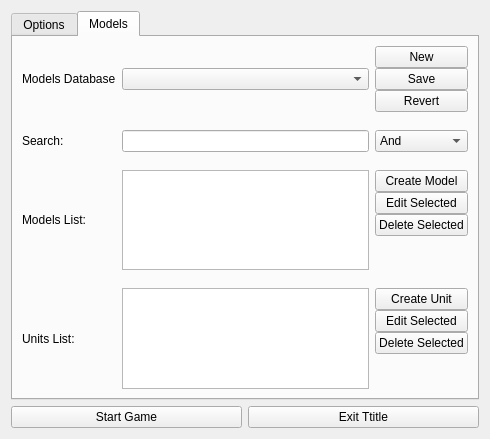
Old version of the form titles/Warmachine/ui/title_widget.ui in the repository madesjardins/AiWarmachine.
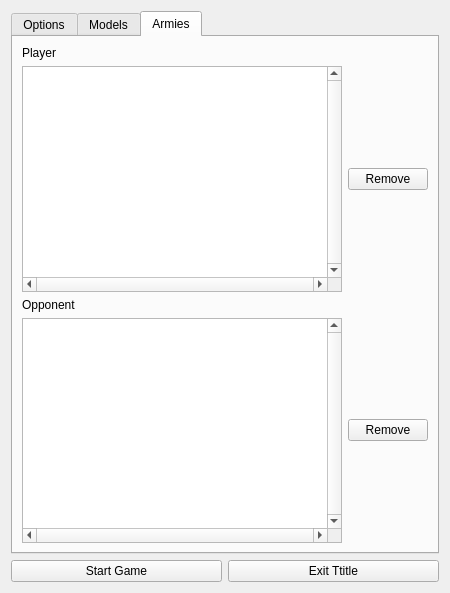
New version of the form. The open tabs and pages were chosen to show the change.

What changed in the file:
```diff
--- a/titles/Warmachine/ui/title_widget.ui
+++ b/titles/Warmachine/ui/title_widget.ui
@@ -6,8 +6,8 @@
    <rect>
     <x>0</x>
     <y>0</y>
-    <width>490</width>
-    <height>439</height>
+    <width>450</width>
+    <height>593</height>
    </rect>
   </property>
   <property name="windowTitle">
@@ -308,6 +308,111 @@
        </item>
       </layout>
      </widget>
+     <widget class="QWidget" name="tab_armies">
+      <attribute name="title">
+       <string>Armies</string>
+      </attribute>
+      <layout class="QGridLayout" name="gridLayout">
+       <item row="0" column="0">
+        <widget class="QLabel" name="label_armies_player">
+         <property name="text">
+          <string>Player</string>
+         </property>
+        </widget>
+       </item>
+       <item row="1" column="0">
+        <widget class="QListWidget" name="list_armies_player">
+         <property name="verticalScrollBarPolicy">
+          <enum>Qt::ScrollBarAlwaysOn</enum>
+         </property>
+         <property name="horizontalScrollBarPolicy">
+          <enum>Qt::ScrollBarAlwaysOn</enum>
+         </property>
+         <property name="sizeAdjustPolicy">
+          <enum>QAbstractScrollArea::AdjustToContents</enum>
+         </property>
+         <property name="editTriggers">
+          <set>QAbstractItemView::NoEditTriggers</set>
+         </property>
+         <property name="alternatingRowColors">
+          <bool>true</bool>
+         </property>
+         <property name="selectionMode">
+          <enum>QAbstractItemView::NoSelection</enum>
+         </property>
+         <property name="selectionBehavior">
+          <enum>QAbstractItemView::SelectRows</enum>
+         </property>
+         <property name="verticalScrollMode">
+          <enum>QAbstractItemView::ScrollPerPixel</enum>
+         </property>
+         <property name="horizontalScrollMode">
+          <enum>QAbstractItemView::ScrollPerPixel</enum>
+         </property>
+        </widget>
+       </item>
+       <item row="1" column="1">
+        <layout class="QVBoxLayout" name="vbox_armies_player_buttons">
+         <item>
+          <widget class="QPushButton" name="push_armies_player_remove">
+           <property name="text">
+            <string>Remove</string>
+           </property>
+          </widget>
+         </item>
+        </layout>
+       </item>
+       <item row="2" column="0">
+        <widget class="QLabel" name="label_armies_opponent">
+         <property name="text">
+          <string>Opponent</string>
+         </property>
+        </widget>
+       </item>
+       <item row="3" column="0">
+        <widget class="QListWidget" name="list_armies_opponent">
+         <property name="verticalScrollBarPolicy">
+          <enum>Qt::ScrollBarAlwaysOn</enum>
+         </property>
+         <property name="horizontalScrollBarPolicy">
+          <enum>Qt::ScrollBarAlwaysOn</enum>
+         </property>
+         <property name="sizeAdjustPolicy">
+          <enum>QAbstractScrollArea::AdjustToContents</enum>
+         </property>
+         <property name="editTriggers">
+          <set>QAbstractItemView::NoEditTriggers</set>
+         </property>
+         <property name="alternatingRowColors">
+          <bool>true</bool>
+         </property>
+         <property name="selectionMode">
+          <enum>QAbstractItemView::NoSelection</enum>
+         </property>
+         <property name="selectionBehavior">
+          <enum>QAbstractItemView::SelectRows</enum>
+         </property>
+         <property name="verticalScrollMode">
+          <enum>QAbstractItemView::ScrollPerPixel</enum>
+         </property>
+         <property name="horizontalScrollMode">
+          <enum>QAbstractItemView::ScrollPerPixel</enum>
+         </property>
+        </widget>
+       </item>
+       <item row="3" column="1">
+        <layout class="QVBoxLayout" name="vbox_armies_opponent_buttons">
+         <item>
+          <widget class="QPushButton" name="push_armies_opponent_remove">
+           <property name="text">
+            <string>Remove</string>
+           </property>
+          </widget>
+         </item>
+        </layout>
+       </item>
+      </layout>
+     </widget>
     </widget>
    </item>
    <item>
```
